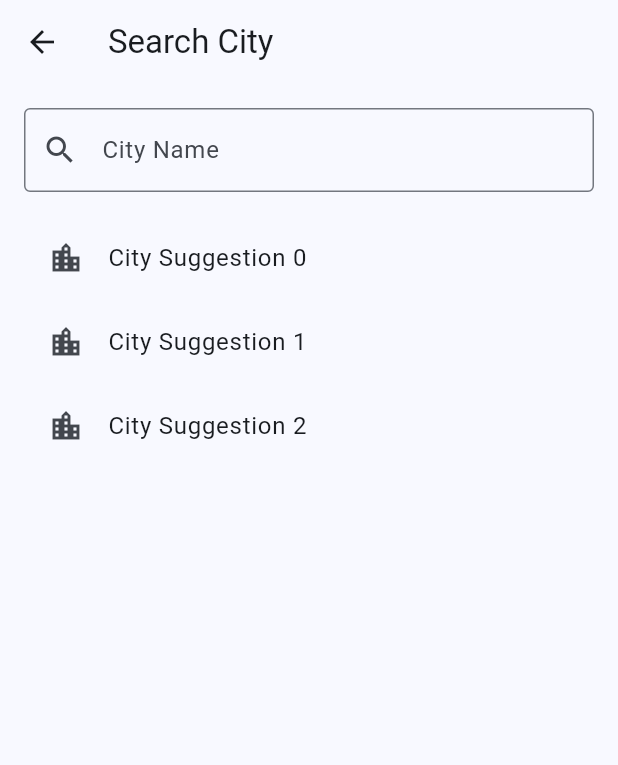
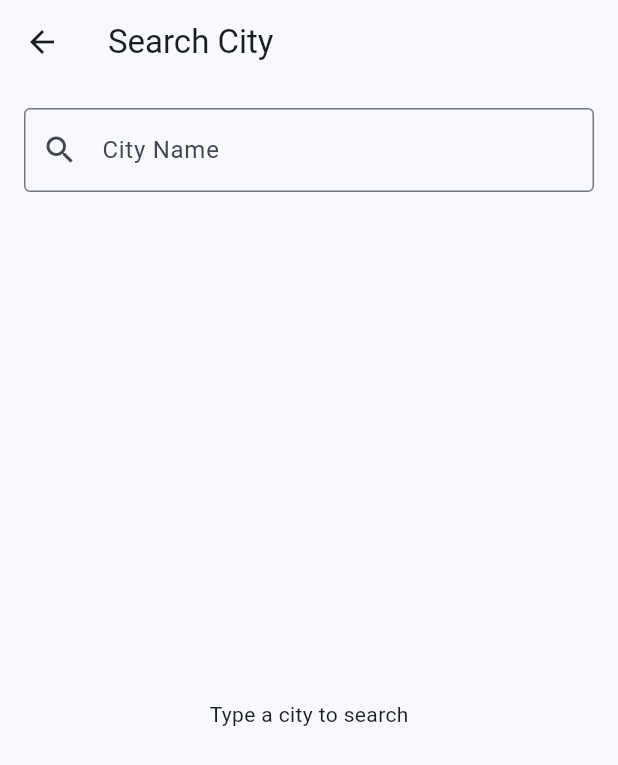
Before and after one commit to rafinha-as-br/atmos, a Flutter app: the screen it shows after launch, after a tap on the "search" icon, on a phone screen of 412 x 824 dp. Shown: the top 765 px of the screen. Run offline on Flutter 3.47's test engine with Material 3 defaults, Android fonts, the light colour scheme and no system bars.

Commit message:
API integration skeleton done, nominatim API conected & working!

```diff
--- a/atmos_app/lib/app/app_injector.dart
+++ b/atmos_app/lib/app/app_injector.dart
@@ -1,5 +1,12 @@
+import '../core/services/weather/weather_service.dart';
+import '../core/services/location/location_service.dart';
+import 'providers/location_controller.dart';
+
 class AppInjector {
   static Future<void> init() async {
-    // Initialize dependencies like API clients, repositories, etc.
+    // Services are singletons by implementation
+    WeatherService();
+    LocationService();
+    LocationController();
   }
 }
--- /dev/null
+++ b/atmos_app/lib/app/providers/location_controller.dart
@@ -0,0 +1,15 @@
+import 'package:flutter/foundation.dart';
+
+class LocationController {
+  static final LocationController _instance = LocationController._internal();
+  factory LocationController() => _instance;
+  LocationController._internal();
+
+  final ValueNotifier<(double lat, double lon)?> _coordinates = ValueNotifier(null);
+
+  ValueListenable<(double lat, double lon)?> get coordinates => _coordinates;
+
+  void updateCoordinates(double lat, double lon) {
+    _coordinates.value = (lat, lon);
+  }
+}
--- /dev/null
+++ b/atmos_app/lib/core/services/location/location_api_key.dart
@@ -0,0 +1,5 @@
+class LocationApiKey {
+  // Nominatim doesn't officially require a key for basic usage,
+  // but we provide this file to follow the project pattern.
+  static const String key = '';
+}
--- /dev/null
+++ b/atmos_app/lib/core/services/location/location_service.dart
@@ -0,0 +1,74 @@
+import 'dart:convert';
+import 'package:http/http.dart' as http;
+
+class LocationService {
+  static final LocationService _instance = LocationService._internal();
+  factory LocationService() => _instance;
+  LocationService._internal();
+
+  final String _baseUrl = 'https://nominatim.openstreetmap.org/search';
+
+  Future<List<LocationSuggestion>> getSuggestions(String query) async {
+    final url = Uri.parse('$_baseUrl?q=$query&format=json&limit=5');
+
+    try {
+      final response = await http.get(
+          url,
+          headers: {
+            'Accept': 'application/json',
+            'Content-Type': 'application/json',
+            'User-Agent': 'Mozilla/5.0 (Windows NT 10.0; Win64; x64) AppleWebKit/537.36 (KHTML, like Gecko) Chrome/58.0.3029.11'
+          }
+      );
+      if (response.statusCode == 200) {
+        final List<dynamic> data = json.decode(response.body);
+        print('data: ${data}');
+        return data.map((item) => _NominatimResultDto.fromJson(item).toSuggestion()).toList();
+      }
+
+    } catch (e) {
+      // Log error
+    }
+    return [];
+  }
+}
+
+class LocationSuggestion {
+  final String displayName;
+  final double lat;
+  final double lon;
+
+  LocationSuggestion({
+    required this.displayName,
+    required this.lat,
+    required this.lon,
+  });
+}
+
+class _NominatimResultDto {
+  final String displayName;
+  final double lat;
+  final double lon;
+
+  _NominatimResultDto({
+    required this.displayName,
+    required this.lat,
+    required this.lon,
+  });
+
+  factory _NominatimResultDto.fromJson(Map<String, dynamic> json) {
+    return _NominatimResultDto(
+      displayName: json['display_name'] ?? '',
+      lat: double.parse(json['lat']),
+      lon: double.parse(json['lon']),
+    );
+  }
+
+  LocationSuggestion toSuggestion() {
+    return LocationSuggestion(
+      displayName: displayName,
+      lat: lat,
+      lon: lon,
+    );
+  }
+}
--- /dev/null
+++ b/atmos_app/lib/core/services/weather/weather_api_key.dart
@@ -0,0 +1,3 @@
+class WeatherApiKey {
+  static const String key = 'YOUR_OPENWEATHER_API_KEY_HERE';
+}
--- a/atmos_app/lib/features/current_weather/presentation/widgets/current_weather_widget.dart
+++ b/atmos_app/lib/features/current_weather/presentation/widgets/current_weather_widget.dart
@@ -1,37 +1,58 @@
 import 'package:flutter/material.dart';
+import '../../../../app/providers/location_controller.dart';
 
 class CurrentWeatherWidget extends StatelessWidget {
   const CurrentWeatherWidget({super.key});
 
   @override
   Widget build(BuildContext context) {
+    return ValueListenableBuilder(
+      valueListenable: LocationController().coordinates,
+      builder: (context, coordinates, child) {
+        if (coordinates == null) {
+          return const Card(
+            margin: EdgeInsets.all(16),
+            child: Padding(
+              padding: EdgeInsets.all(24),
+              child: Center(child: Text('Please search for a city')),
+            ),
+          );
+        }
+
         return Card(
           margin: const EdgeInsets.all(16),
           child: Padding(
             padding: const EdgeInsets.all(24),
             child: Column(
               children: [
+                Text(
+                  'Lat: ${coordinates.$1.toStringAsFixed(2)}, Lon: ${coordinates.$2.toStringAsFixed(2)}',
+                  style: const TextStyle(fontSize: 18, fontWeight: FontWeight.bold),
+                ),
+                const SizedBox(height: 8),
                 const Text(
-              'City Name',
-              style: TextStyle(fontSize: 24, fontWeight: FontWeight.bold),
+                  'Weather API logic pending keys',
+                  style: TextStyle(color: Colors.grey, fontSize: 12),
                 ),
                 const SizedBox(height: 16),
                 const Text(
-              '25°C',
+                  '--°C',
                   style: TextStyle(fontSize: 48, fontWeight: FontWeight.w300),
                 ),
                 const SizedBox(height: 24),
                 Row(
                   mainAxisAlignment: MainAxisAlignment.spaceAround,
                   children: [
-                _buildDetail('Sensation', '27°C'),
-                _buildDetail('Humidity', '60%'),
-                _buildDetail('Wind', '10 km/h'),
+                    _buildDetail('Sensation', '--°C'),
+                    _buildDetail('Humidity', '--%'),
+                    _buildDetail('Wind', '-- km/h'),
                   ],
                 ),
               ],
             ),
           ),
+        );
+      },
     );
   }
 
--- a/atmos_app/lib/features/search_city/presentation/pages/search_page.dart
+++ b/atmos_app/lib/features/search_city/presentation/pages/search_page.dart
@@ -1,7 +1,34 @@
 import 'package:flutter/material.dart';
+import '../../../../core/services/location/location_service.dart';
+import '../../../../app/providers/location_controller.dart';
 
-class SearchPage extends StatelessWidget {
+class SearchPage extends StatefulWidget {
   const SearchPage({super.key});
+
+  @override
+  State<SearchPage> createState() => _SearchPageState();
+}
+
+class _SearchPageState extends State<SearchPage> {
+  final _searchController = TextEditingController();
+  List<LocationSuggestion> _suggestions = [];
+  bool _isLoading = false;
+
+  Future<void> _performSearch(String query) async {
+    if (query.isEmpty) {
+      setState(() => _suggestions = []);
+      return;
+    }
+
+    setState(() => _isLoading = true);
+    final results = await LocationService().getSuggestions(query);
+    setState(() {
+      _suggestions = results;
+      print('passed here!');
+      print(_suggestions);
+      _isLoading = false;
+    });
+  }
 
   @override
   Widget build(BuildContext context) {
@@ -13,23 +40,37 @@ class SearchPage extends StatelessWidget {
         padding: const EdgeInsets.all(16),
         child: Column(
           children: [
-            const TextField(
+            TextField(
+              controller: _searchController,
+              onChanged: _performSearch,
               decoration: InputDecoration(
                 labelText: 'City Name',
-                prefixIcon: Icon(Icons.search),
-                border: OutlineInputBorder(),
+                prefixIcon: const Icon(Icons.search),
+                suffixIcon: _isLoading
+                    ? const Padding(
+                        padding: EdgeInsets.all(12),
+                        child: CircularProgressIndicator(strokeWidth: 2),
+                      )
+                    : null,
+                border: const OutlineInputBorder(),
               ),
             ),
             const SizedBox(height: 16),
             Expanded(
-              child: ListView.builder(
-                itemCount: 3,
+              child: _suggestions.isEmpty && !_isLoading
+                  ? const Center(child: Text('Type a city to search'))
+                  : ListView.builder(
+                      itemCount: _suggestions.length,
                       itemBuilder: (context, index) {
+                        final suggestion = _suggestions[index];
                         return ListTile(
-                    leading: const Icon(Icons.location_city),
-                    title: Text('City Suggestion $index'),
+                          leading: const Icon(Icons.location_on_outlined),
+                          title: Text(suggestion.displayName),
                           onTap: () {
-                      // Handle selection
+                            LocationController().updateCoordinates(
+                              suggestion.lat,
+                              suggestion.lon,
+                            );
                             Navigator.pop(context);
                           },
                         );
@@ -41,4 +82,10 @@ class SearchPage extends StatelessWidget {
       ),
     );
   }
+
+  @override
+  void dispose() {
+    _searchController.dispose();
+    super.dispose();
   }
+}
--- a/atmos_app/lib/features/weather_forecast/presentation/widgets/forecast_display_widget.dart
+++ b/atmos_app/lib/features/weather_forecast/presentation/widgets/forecast_display_widget.dart
@@ -1,10 +1,16 @@
 import 'package:flutter/material.dart';
+import '../../../../app/providers/location_controller.dart';
 
 class ForecastDisplayWidget extends StatelessWidget {
   const ForecastDisplayWidget({super.key});
 
   @override
   Widget build(BuildContext context) {
+    return ValueListenableBuilder(
+      valueListenable: LocationController().coordinates,
+      builder: (context, coordinates, child) {
+        if (coordinates == null) return const SizedBox.shrink();
+
         return Column(
           crossAxisAlignment: CrossAxisAlignment.start,
           children: [
@@ -32,7 +38,7 @@ class ForecastDisplayWidget extends StatelessWidget {
                         children: [
                           Text('Day'),
                           Icon(Icons.wb_sunny_outlined),
-                      Text('20°/28°'),
+                          Text('--°/--°'),
                         ],
                       ),
                     ),
@@ -42,5 +48,7 @@ class ForecastDisplayWidget extends StatelessWidget {
             ),
           ],
         );
+      },
+    );
   }
 }
--- a/atmos_app/pubspec.yaml
+++ b/atmos_app/pubspec.yaml
@@ -34,6 +34,7 @@ dependencies:
   # The following adds the Cupertino Icons font to your application.
   # Use with the CupertinoIcons class for iOS style icons.
   cupertino_icons: ^1.0.8
+  http: ^1.6.0
 
 dev_dependencies:
   flutter_test:
```
Also changed, not shown: atmos_app/lib/core/services/weather/weather_service.dart (added, +79 -0 lines), atmos_app/pubspec.lock. Lines whose indentation alone changed are shown as unchanged.
